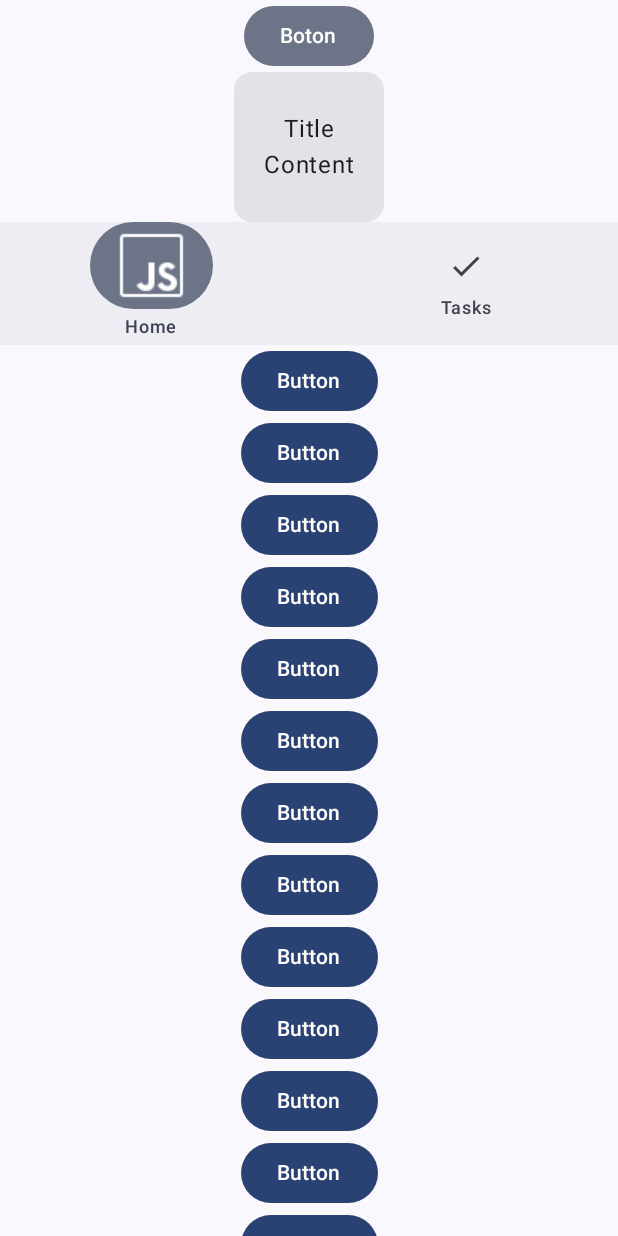
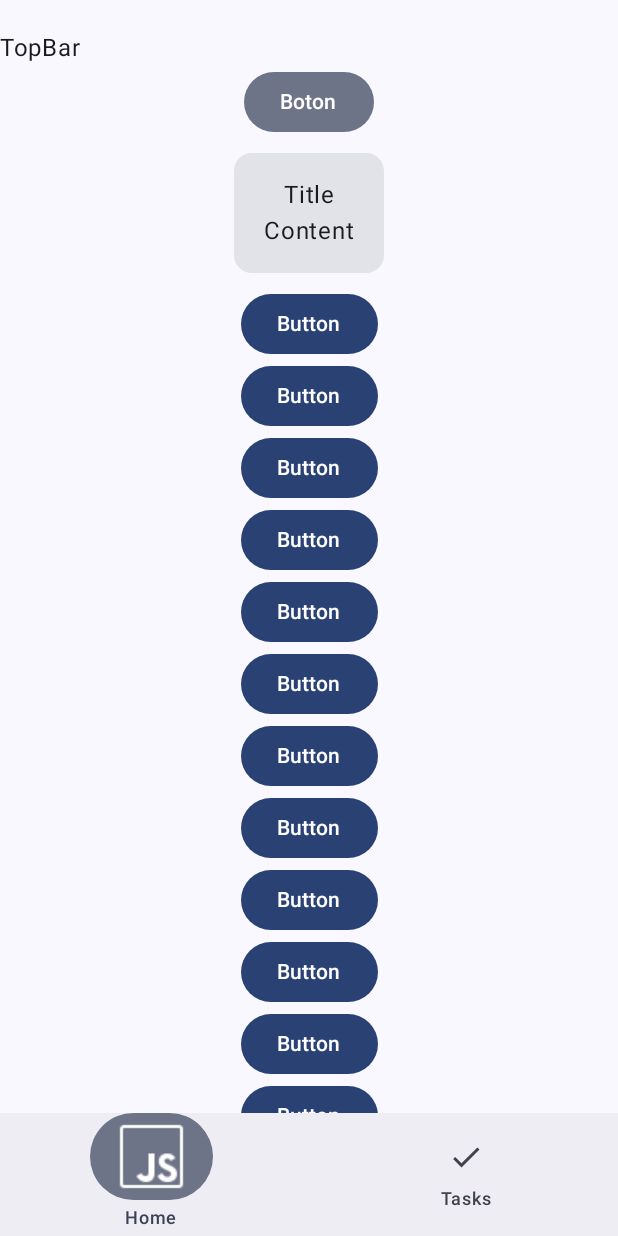
Before and after one commit to rafael1199v/MaterialDesign, an Android app built with Jetpack Compose: the screen it shows after launch (MainActivity), on a phone screen of 412 x 824 dp. Run offline under Robolectric (Android 15) with nearby library versions, the phone set to English and light mode, and no system bars.

Commit message:
Feat: New layout

```diff
--- a/app/src/main/java/com/example/materialdesigndemo/MainActivity.kt
+++ b/app/src/main/java/com/example/materialdesigndemo/MainActivity.kt
@@ -38,9 +38,23 @@ class MainActivity : ComponentActivity() {
         enableEdgeToEdge()
         setContent {
             MaterialDesignDemoTheme {
-                Scaffold(modifier = Modifier.fillMaxSize()) { innerPadding ->
+                Scaffold(
+                    modifier = Modifier.fillMaxSize(),
+                    topBar = {
+                        Text(
+                            text = "TopBar",
+                            modifier = Modifier.padding(top = 20.dp)
+                        )
+                    },
+                    bottomBar = {
+                        NavigationBarExample(
+                            modifier = Modifier
+                        )
+                    }
+                ) { innerPadding ->
                     Column(
-                        modifier = Modifier.fillMaxSize().padding(innerPadding),
+                        modifier = Modifier.fillMaxSize()
+                            .padding(innerPadding),
                         verticalArrangement = Arrangement.Center,
                         horizontalAlignment = Alignment.CenterHorizontally
                     ) {
@@ -55,10 +69,7 @@ class MainActivity : ComponentActivity() {
                             content = "Content",
                             modifier = Modifier.width(100.dp)
                                 .height(100.dp)
-                        )
-
-                        NavigationBarExample(
-                            modifier = Modifier
+                                .padding(vertical = 10.dp)
                         )
 
                         ScrollListExample(
```
